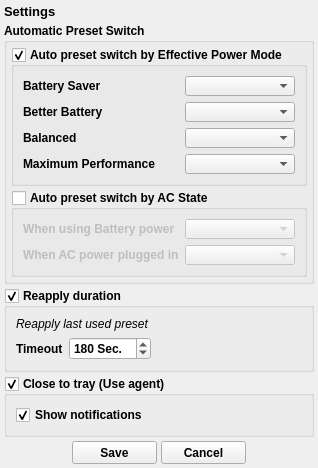
Above: CtrlSettingsForm.ui from xodj/RyzenAdjCtrl before the change. Below: the same form after it.
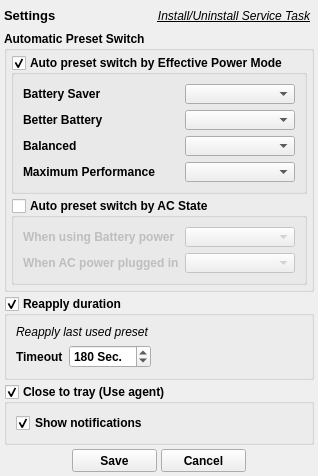
That is the form after the change.

Diff of the .ui file:
```diff
--- a/CtrlSettingsForm.ui
+++ b/CtrlSettingsForm.ui
@@ -7,7 +7,7 @@
     <x>0</x>
     <y>0</y>
     <width>303</width>
-    <height>434</height>
+    <height>443</height>
    </rect>
   </property>
   <property name="sizePolicy">
@@ -36,6 +36,8 @@
     <number>4</number>
    </property>
    <item>
+    <layout class="QHBoxLayout" name="horizontalLayout">
+     <item>
     <widget class="QLabel" name="label_4">
      <property name="font">
       <font>
@@ -48,6 +50,51 @@
       <string>Settings</string>
      </property>
     </widget>
+     </item>
+     <item>
+      <spacer name="horizontalSpacer_4">
+       <property name="orientation">
+        <enum>Qt::Horizontal</enum>
+       </property>
+       <property name="sizeHint" stdset="0">
+        <size>
+         <width>40</width>
+         <height>20</height>
+        </size>
+       </property>
+      </spacer>
+     </item>
+     <item>
+      <widget class="QPushButton" name="installPushButton">
+       <property name="minimumSize">
+        <size>
+         <width>160</width>
+         <height>23</height>
+        </size>
+       </property>
+       <property name="maximumSize">
+        <size>
+         <width>160</width>
+         <height>23</height>
+        </size>
+       </property>
+       <property name="font">
+        <font>
+         <weight>50</weight>
+         <italic>true</italic>
+         <bold>false</bold>
+         <underline>true</underline>
+        </font>
+       </property>
+       <property name="text">
+        <string>Install/Uninstall Service Task</string>
+       </property>
+       <property name="flat">
+        <bool>true</bool>
+       </property>
+      </widget>
+     </item>
+    </layout>
    </item>
    <item>
     <widget class="QGroupBox" name="autoPresetSwitchGroupBox">
```
Lines whose indentation alone changed are shown as unchanged.
